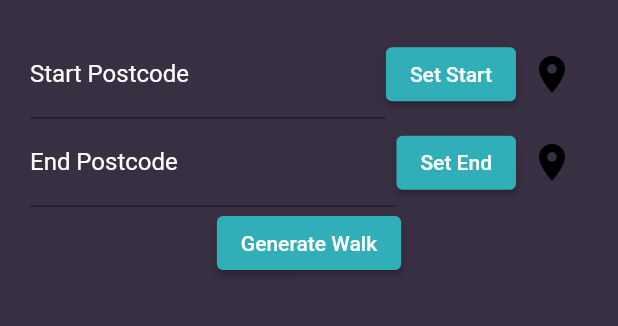
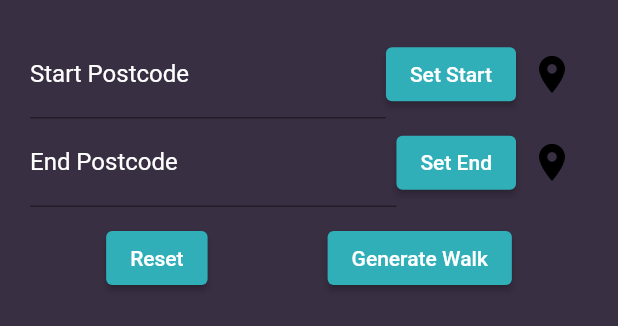
Before and after one commit to MattScarthSaunders/longWayHome, a Flutter app: the AddressForm widget shown alone on an empty page, opened directly, on a phone screen of 412 x 824 dp. Shown: the top 326 px of the screen. Run offline on Flutter 3.47's test engine with Material 2 defaults, Android fonts, the phone set to English and light mode, and no system bars; our stand-ins replace email_validator, firebase_auth, firebase_core, flutter_map, geocoding, latlong2 and 2 more; missing offline and left inert: dart:ffi, google_polyline_algorithm; accounts and stored records are empty; network calls fail.

```diff
--- a/lib/widgets/address_form.dart
+++ b/lib/widgets/address_form.dart
@@ -26,14 +26,38 @@ class AddressFormState extends State<AddressForm> {
                 children: [
                   setFormContent("Start"),
                   setFormContent("End"),
-                  ElevatedButton(
+                  Row(
+                    mainAxisAlignment: MainAxisAlignment.center,
+                    children: [
+                      Padding(
+                        padding: const EdgeInsets.only(right: 40.0, top: 10.0),
+                        child: ElevatedButton(
+                            style: ElevatedButton.styleFrom(
+                                backgroundColor: const Color(0xFF31AFB9)),
+                            onPressed: () {
+                              var mapStateSetter =
+                                  context.read<MapStateProvider>();
+                              var pinStateSetter =
+                                  context.read<FormStateProvider>();
+                              mapStateSetter.init();
+                              pinStateSetter.init();
+                            },
+                            child: const Text('Reset')),
+                      ),
+                      Padding(
+                        padding: const EdgeInsets.only(left: 40.0, top: 10.0),
+                        child: ElevatedButton(
                           onPressed: () {
                             _submitForm();
-                      var pinStateSetter = context.read<FormStateProvider>();
+                            var pinStateSetter =
+                                context.read<FormStateProvider>();
                           },
                           style: ElevatedButton.styleFrom(
                               backgroundColor: const Color(0xFF31AFB9)),
                           child: const Text('Generate Walk'),
+                        ),
+                      ),
+                    ],
                   )
                 ])));
   }
--- a/lib/widgets/state-providers/form_state_provider.dart
+++ b/lib/widgets/state-providers/form_state_provider.dart
@@ -13,6 +13,8 @@ class FormStateProvider with ChangeNotifier {
 
   var startIconColor = Colors.black;
   var endIconColor = Colors.black;
+
+  var isVisible = false;
 
   TextEditingController startPointController = TextEditingController();
   TextEditingController endPointController = TextEditingController();
```
Also changed, not shown: lib/widgets/bottom_drawer.dart (+18 -6 lines). Lines whose indentation alone changed are shown as unchanged.
